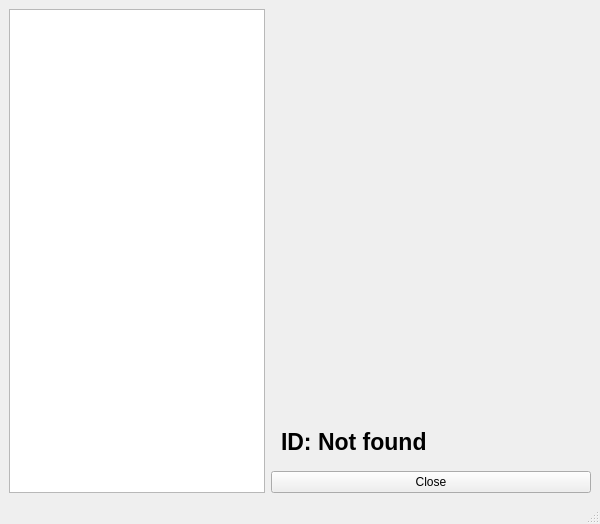
The window that mainwindow.ui (zsv-github/multi-video-ui) describes before a commit, drawn with Qt 5.
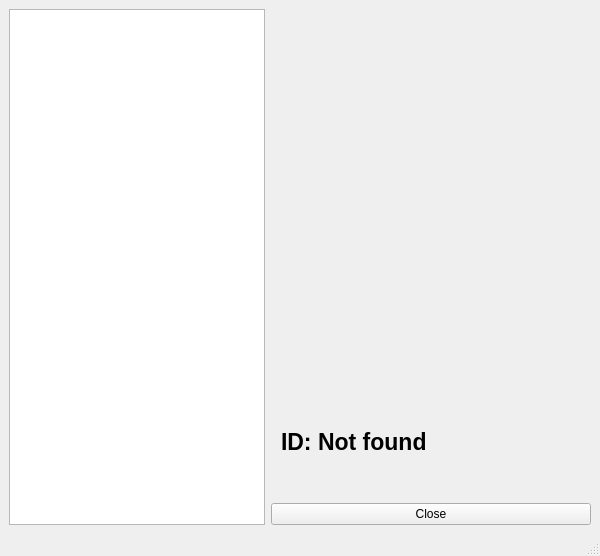
The same window after the commit.

Diff of the .ui file:
```diff
--- a/mainwindow.ui
+++ b/mainwindow.ui
@@ -7,7 +7,7 @@
     <x>0</x>
     <y>0</y>
     <width>600</width>
-    <height>360</height>
+    <height>556</height>
    </rect>
   </property>
   <property name="windowTitle">
```
Left out of the diff: 6 changed lines with no effect on the pictures.
